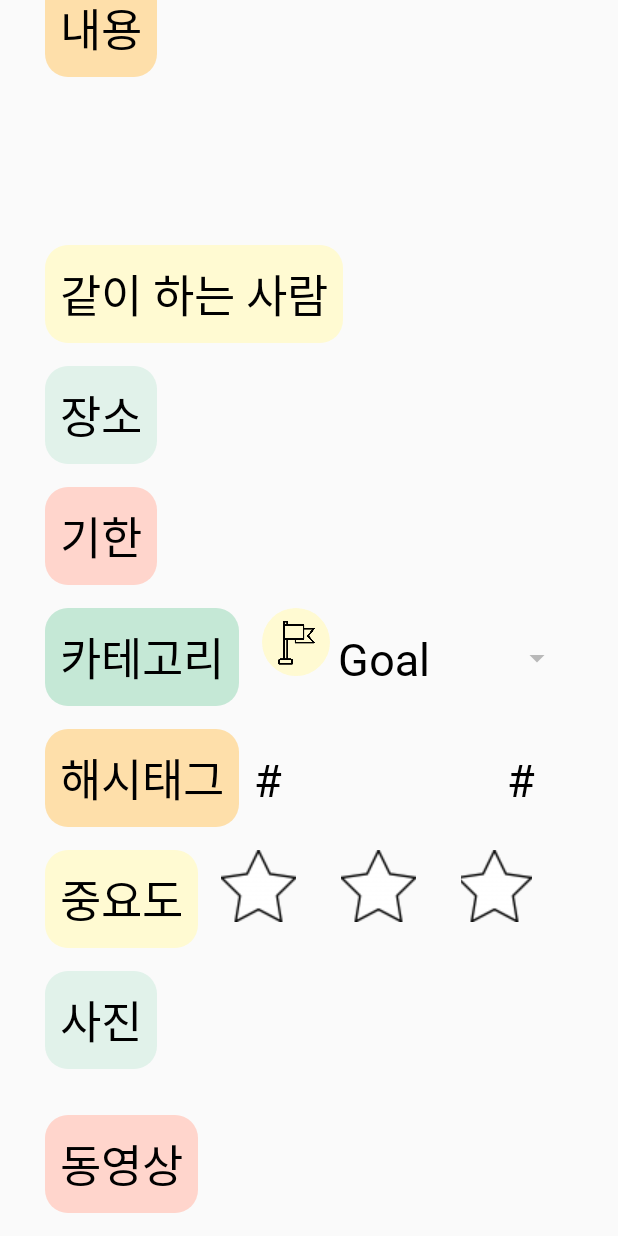
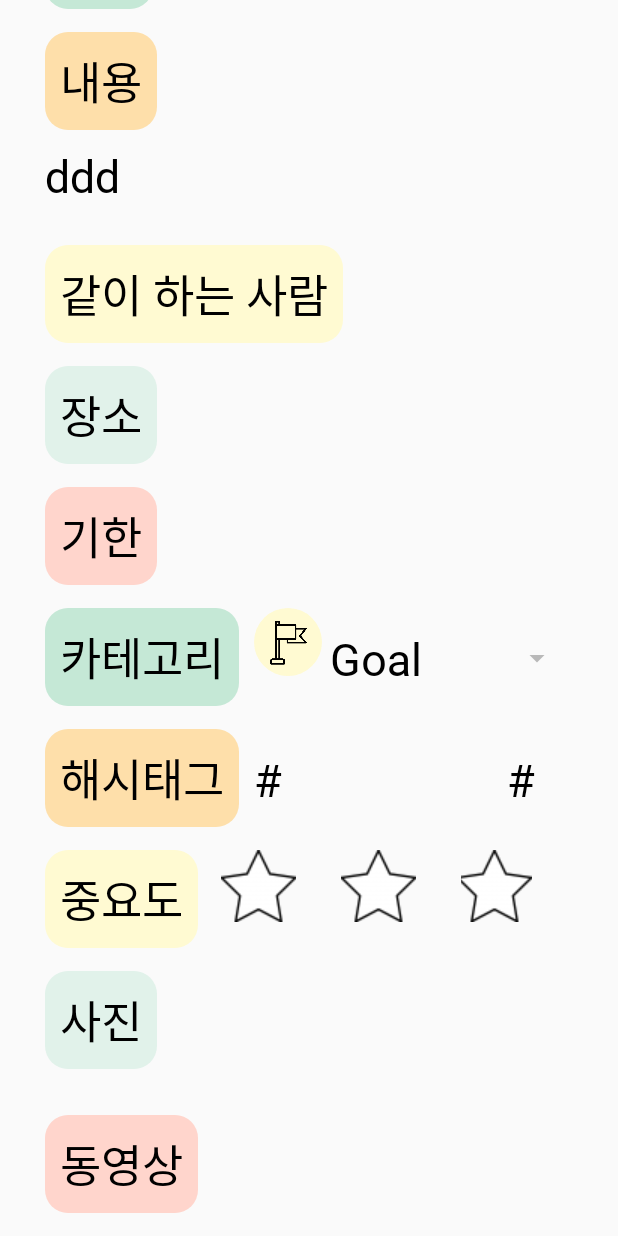
Before and after one commit to HyeranShin/MyBucket, an Android app: the DetailActivity screen opened directly, with no data from a screen before it, on a phone screen of 412 x 824 dp. Run offline under Robolectric (Android 15) with nearby library versions, the phone set to English and light mode, and no system bars; our stand-ins replace CircleImageView; libraries missing offline, so code that uses them is left out: io.realm; pictures from the network do not load; 19 statements that could not run were skipped.

Commit message:
오류 수정

```diff
--- a/MyBucket/app/src/main/java/com/hyeran/android/mybucket/DetailActivity.java
+++ b/MyBucket/app/src/main/java/com/hyeran/android/mybucket/DetailActivity.java
@@ -765,9 +765,9 @@ public class DetailActivity extends AppCompatActivity implements View.OnClickLis
         }
 
         if (permissionCheck == PackageManager.PERMISSION_GRANTED) {
-            Toast.makeText(this, "권한 있음", Toast.LENGTH_LONG).show();
+            //Toast.makeText(this, "권한 있음", Toast.LENGTH_LONG).show();
         } else {
-            Toast.makeText(this, "권한 없음", Toast.LENGTH_LONG).show();
+            //Toast.makeText(this, "권한 없음", Toast.LENGTH_LONG).show();
 
             if (ActivityCompat.shouldShowRequestPermissionRationale(this, permissions[0])) {
                 Toast.makeText(this, "권한 설명 필요함.", Toast.LENGTH_LONG).show();
@@ -789,5 +789,4 @@ public class DetailActivity extends AppCompatActivity implements View.OnClickLis
             }
         }
     }
-
 }
--- a/MyBucket/app/src/main/res/layout/activity_detail.xml
+++ b/MyBucket/app/src/main/res/layout/activity_detail.xml
@@ -36,7 +36,7 @@
                 android:paddingBottom="10dp"
                 android:paddingLeft="10dp"
                 android:paddingRight="10dp"
-            android:textSize="30sp"
+                android:textSize="28sp"
                 android:fontFamily="@font/nanumsquare_bold"
                 android:textColor="#000000"/>
 
@@ -49,7 +49,7 @@
                     android:layout_height="wrap_content"
                     android:id="@+id/DetailTitle"
                     android:paddingLeft="10dp"
-                android:textSize="30sp"
+                    android:textSize="24sp"
                     android:fontFamily="@font/nanumsquare_regular"
                     android:textColor="#000000"/>
 
@@ -58,7 +58,7 @@
                     android:layout_height="wrap_content"
                     android:id="@+id/DetailTItleEdit"
                     android:paddingLeft="10dp"
-                android:textSize="30sp"/>
+                    android:textSize="16sp"/>
             </ViewSwitcher>
         </LinearLayout>
 
@@ -91,6 +91,7 @@
                     android:layout_height="wrap_content"
                     android:id="@+id/DetailContent"
                     android:paddingTop="10dp"
+                    android:text="ddd"
                     android:textSize="30sp"
                     android:fontFamily="@font/nanumsquare_regular"
                     android:textColor="#000000"/>
@@ -101,7 +102,7 @@
                     android:paddingTop="10dp"
                     android:inputType="textMultiLine"
                     android:lines="5"
-                android:minLines="2"
+                    android:minLines="1"
                     android:maxLines="8"
                     android:textSize="30sp"/>
             </ViewSwitcher>
@@ -284,7 +285,7 @@
                 android:textSize="30sp"
                 android:fontFamily="@font/nanumsquare_bold"
                 android:textColor="#000000"
-            android:layout_marginRight="15dp"/>
+                android:layout_marginRight="10dp"/>
 
             <RelativeLayout
                 android:layout_width="wrap_content"
@@ -516,14 +517,13 @@
         <LinearLayout
             android:layout_width="match_parent"
             android:layout_height="wrap_content"
-        android:layout_marginBottom="15dp"
             android:layout_marginLeft="30dp"
-        android:layout_marginRight="30dp">
+            android:layout_marginRight="30dp"
+            android:layout_marginBottom="15dp">
             <ImageView
                 android:layout_width="match_parent"
                 android:layout_height="500dp"
                 android:id="@+id/added_image"
-            android:src="#000000"
                 android:scaleType="centerCrop"/>
         </LinearLayout>
 
@@ -566,10 +566,9 @@
         <LinearLayout
             android:layout_width="match_parent"
             android:layout_height="wrap_content"
-        android:gravity="center"
-        android:layout_marginBottom="15dp"
             android:layout_marginLeft="30dp"
-        android:layout_marginRight="30dp">
+            android:layout_marginRight="30dp"
+            android:layout_marginBottom="15dp">
             <VideoView
                 android:layout_width="match_parent"
                 android:layout_height="500dp"
@@ -643,13 +642,11 @@
                     android:background="@drawable/bluebutton"
                     android:layout_marginRight="15dp"
                     android:textSize="30sp"
-                android:paddingRight="15dp"
-                android:paddingLeft="15dp"
-                android:paddingTop="10dp"
-                android:paddingBottom="10dp"
+                    android:padding="10dp"
                     android:fontFamily="@font/nanumsquare_bold"
                     android:textColor="#000000"
-                style="?android:attr/borderlessButtonStyle"/>
+                    style="?android:attr/borderlessButtonStyle"
+                    />
                 <Button
                     android:id="@+id/btn_save_detail"
                     android:layout_width="130dp"
@@ -657,10 +654,7 @@
                     android:text="save"
                     android:background="@drawable/bluebutton"
                     android:textSize="30sp"
-                android:paddingRight="15dp"
-                android:paddingLeft="15dp"
-                android:paddingTop="10dp"
-                android:paddingBottom="10dp"
+                    android:padding="10dp"
                     android:fontFamily="@font/nanumsquare_bold"
                     android:textColor="#000000"
                     style="?android:attr/borderlessButtonStyle"/>
@@ -673,10 +667,7 @@
                 android:text="Delete"
                 android:background="@drawable/bluebutton"
                 android:textSize="30sp"
-            android:paddingRight="15dp"
-            android:paddingLeft="15dp"
-            android:paddingTop="10dp"
-            android:paddingBottom="10dp"
+                android:padding="10dp"
                 android:fontFamily="@font/nanumsquare_bold"
                 android:textColor="#000000"
                 style="?android:attr/borderlessButtonStyle"/>
@@ -696,10 +687,7 @@
                 android:text="진행중으로 변경"
                 android:background="@drawable/redbutton"
                 android:textSize="30sp"
-            android:paddingRight="15dp"
-            android:paddingLeft="15dp"
-            android:paddingTop="10dp"
-            android:paddingBottom="10dp"
+                android:padding="10dp"
                 android:fontFamily="@font/nanumsquare_bold"
                 android:textColor="#000000"
                 style="?android:attr/borderlessButtonStyle"/>
```
Also changed, not shown: MyBucket/app/src/main/res/layout/fragment_mypage.xml (+6 -12 lines). Lines whose indentation alone changed are shown as unchanged.
